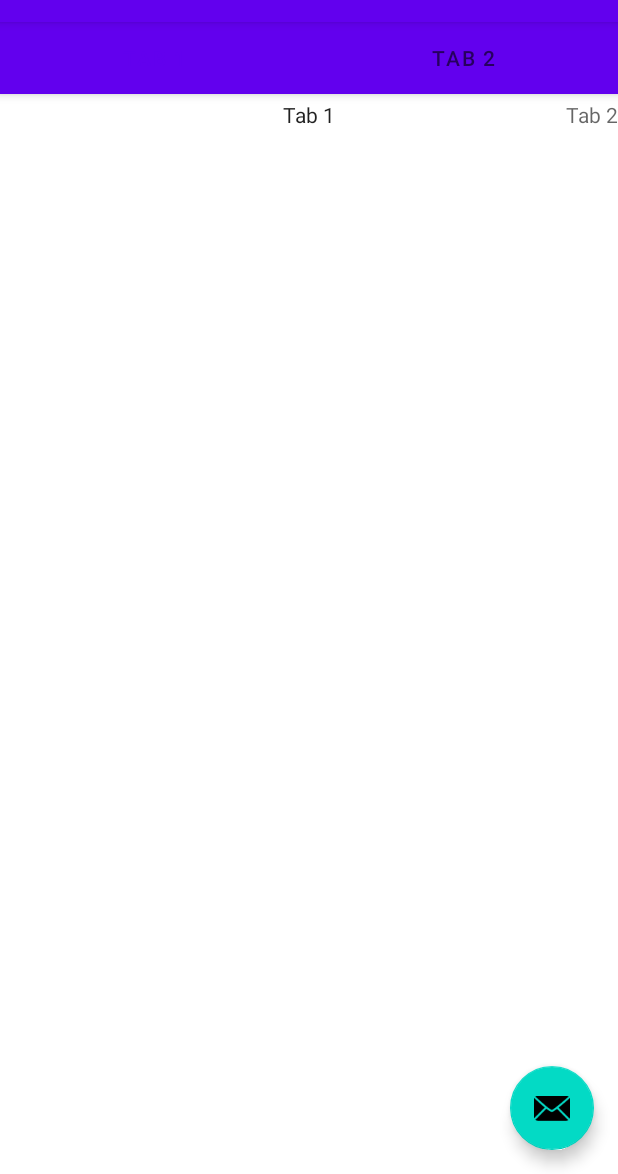
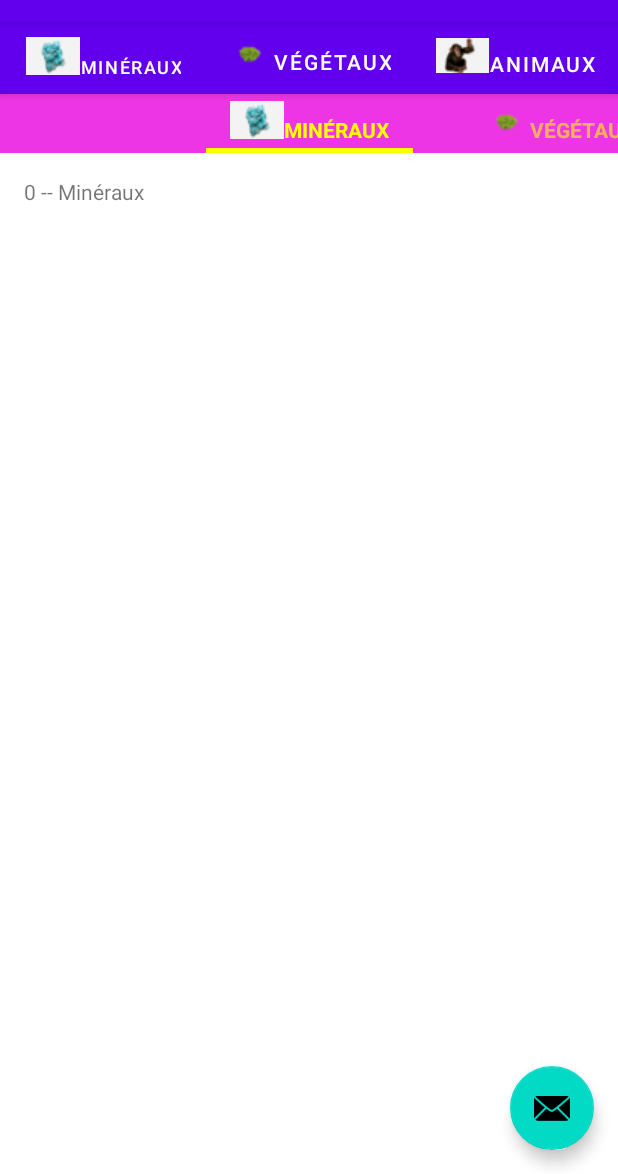
Before and after one commit to Hosnytos/GestionOnglet, an Android app: the screen it shows after launch (MainActivity), on a phone screen of 412 x 824 dp, the part 62-1236 px from its top. Run offline under Robolectric (Android 15) with nearby library versions, the light colour scheme and no system bars.

Commit message:
TP4 before Exercice 1

```diff
--- a/app/src/main/java/com/example/gestiononglet/MainActivity.java
+++ b/app/src/main/java/com/example/gestiononglet/MainActivity.java
@@ -35,7 +35,7 @@ public class MainActivity extends AppCompatActivity {
         fab.setOnClickListener(new View.OnClickListener() {
             @Override
             public void onClick(View view) {
-                Snackbar.make(view, "Replace with your own action", Snackbar.LENGTH_LONG)
+                Snackbar.make(view, "Icône message cliqué", Snackbar.LENGTH_LONG)
                         .setAction("Action", null).show();
             }
         });
--- /dev/null
+++ b/app/src/main/java/com/example/gestiononglet/ui/main/NatureFragment.java
@@ -0,0 +1,59 @@
+package com.example.gestiononglet.ui.main;
+
+import android.os.Bundle;
+import android.view.LayoutInflater;
+import android.view.View;
+import android.view.ViewGroup;
+import android.widget.TextView;
+
+import androidx.fragment.app.Fragment;
+
+import com.example.gestiononglet.R;
+
+/**
+ * une instance de NatureFragment contient ici juste un label
+ */
+public class NatureFragment extends Fragment {
+    // Les champs utilisés par chaque Fragment
+    //Ils sont distincts pour chaque NatureFragment instancié
+    private String title;
+    private int page;
+    /**
+     * Pour la sauvegarde et la récupération des données
+     * dans un Bundle
+     */
+    private static final String ARG_SECTION_NUMBER = "numero_page";
+    private static final String ARG_SECTION_TITLE = "titre_page";
+
+    /**
+     * Retourne une nouvelle instance de ce fragment
+     * pour le numéro de section donné.
+     */
+    public static NatureFragment newInstance(int position, String title) {
+        NatureFragment fragment = new NatureFragment();
+        Bundle args = new Bundle();
+        args.putInt(ARG_SECTION_NUMBER, position);
+        args.putString(ARG_SECTION_TITLE, title);
+        fragment.setArguments(args);
+        return fragment;
+    }
+
+    // retrouver les valeurs des champs à partir du bundle
+    @Override
+    public void onCreate(Bundle savedInstanceState) {
+        super.onCreate(savedInstanceState);
+        page = getArguments().getInt(ARG_SECTION_NUMBER, 0);
+        title = getArguments().getString(ARG_SECTION_TITLE);
+    }
+
+
+    @Override
+    public View onCreateView(LayoutInflater inflater, ViewGroup container,
+                             Bundle savedInstanceState) {
+        View view = inflater.inflate(R.layout.fragment_main, container, false);
+        TextView tvLabel = (TextView) view.findViewById(R.id.section_label);
+        tvLabel.setText(page + " -- " + title);
+
+        return view;
+    }
+}
--- a/app/src/main/java/com/example/gestiononglet/ui/main/PageViewModel.java
+++ /dev/null
@@ -1,26 +0,0 @@
-package com.example.gestiononglet.ui.main;
-
-import androidx.arch.core.util.Function;
-import androidx.lifecycle.LiveData;
-import androidx.lifecycle.MutableLiveData;
-import androidx.lifecycle.Transformations;
-import androidx.lifecycle.ViewModel;
-
-public class PageViewModel extends ViewModel {
-
-    private MutableLiveData<Integer> mIndex = new MutableLiveData<>();
-    private LiveData<String> mText = Transformations.map(mIndex, new Function<Integer, String>() {
-        @Override
-        public String apply(Integer input) {
-            return "Hello world from section: " + input;
-        }
-    });
-
-    public void setIndex(int index) {
-        mIndex.setValue(index);
-    }
-
-    public LiveData<String> getText() {
-        return mText;
-    }
-}
--- a/app/src/main/java/com/example/gestiononglet/ui/main/PlaceholderFragment.java
+++ /dev/null
@@ -1,59 +0,0 @@
-package com.example.gestiononglet.ui.main;
-
-import android.os.Bundle;
-import android.view.LayoutInflater;
-import android.view.View;
-import android.view.ViewGroup;
-import android.widget.TextView;
-
-import androidx.annotation.Nullable;
-import androidx.annotation.NonNull;
-import androidx.fragment.app.Fragment;
-import androidx.lifecycle.Observer;
-import androidx.lifecycle.ViewModelProvider;
-
-import com.example.gestiononglet.R;
-
-/**
- * A placeholder fragment containing a simple view.
- */
-public class PlaceholderFragment extends Fragment {
-
-    private static final String ARG_SECTION_NUMBER = "section_number";
-
-    private PageViewModel pageViewModel;
-
-    public static PlaceholderFragment newInstance(int index) {
-        PlaceholderFragment fragment = new PlaceholderFragment();
-        Bundle bundle = new Bundle();
-        bundle.putInt(ARG_SECTION_NUMBER, index);
-        fragment.setArguments(bundle);
-        return fragment;
-    }
-
-    @Override
-    public void onCreate(Bundle savedInstanceState) {
-        super.onCreate(savedInstanceState);
-        pageViewModel = new ViewModelProvider(this).get(PageViewModel.class);
-        int index = 1;
-        if (getArguments() != null) {
-            index = getArguments().getInt(ARG_SECTION_NUMBER);
-        }
-        pageViewModel.setIndex(index);
-    }
-
-    @Override
-    public View onCreateView(
-            @NonNull LayoutInflater inflater, ViewGroup container,
-            Bundle savedInstanceState) {
-        View root = inflater.inflate(R.layout.fragment_main, container, false);
-        final TextView textView = root.findViewById(R.id.section_label);
-        pageViewModel.getText().observe(this, new Observer<String>() {
-            @Override
-            public void onChanged(@Nullable String s) {
-                textView.setText(s);
-            }
-        });
-        return root;
-    }
-}
--- a/app/src/main/java/com/example/gestiononglet/ui/main/SectionsPagerAdapter.java
+++ b/app/src/main/java/com/example/gestiononglet/ui/main/SectionsPagerAdapter.java
@@ -1,6 +1,10 @@
 package com.example.gestiononglet.ui.main;
 
 import android.content.Context;
+import android.graphics.drawable.Drawable;
+import android.text.Spannable;
+import android.text.SpannableString;
+import android.text.style.ImageSpan;
 
 import androidx.annotation.Nullable;
 import androidx.annotation.StringRes;
@@ -9,6 +13,8 @@ import androidx.fragment.app.FragmentManager;
 import androidx.fragment.app.FragmentPagerAdapter;
 
 import com.example.gestiononglet.R;
+
+import java.util.Locale;
 
 /**
  * A [FragmentPagerAdapter] that returns a fragment corresponding to
@@ -29,18 +35,51 @@ public class SectionsPagerAdapter extends FragmentPagerAdapter {
     public Fragment getItem(int position) {
         // getItem is called to instantiate the fragment for the given page.
         // Return a PlaceholderFragment (defined as a static inner class below).
-        return PlaceholderFragment.newInstance(position + 1);
+        switch (position) {
+            case 0:
+                return NatureFragment.newInstance(0, mContext.getString(R.string.titre_section0));
+            case 1:
+                return NatureFragment.newInstance(1, mContext.getString(R.string.titre_section1));
+            case 2:
+                return NatureFragment.newInstance(2, mContext.getString(R.string.titre_section2));
+        }
+        return null;
     }
 
     @Nullable
     @Override
     public CharSequence getPageTitle(int position) {
-        return mContext.getResources().getString(TAB_TITLES[position]);
+        Locale l = Locale.getDefault();
+        String titre="";
+        Drawable icone=null;
+        switch (position) {
+            case 0:
+                titre = mContext.getString(R.string.titre_section0).toUpperCase(l);
+                icone = mContext.getResources().getDrawable(R.drawable.mineral);
+                break;
+            case 1:
+                titre = mContext.getString(R.string.titre_section1).toUpperCase(l);
+                icone = mContext.getResources().getDrawable(R.drawable.vegetal);
+                break;
+            case 2:
+                titre = mContext.getString(R.string.titre_section2).toUpperCase(l);
+                icone = mContext.getResources().getDrawable(R.drawable.animal);
+                break;
+        }
+        SpannableString sb = new SpannableString(" " + titre);
+// un espace est ajouté pour séparer le texte de l'image
+
+        icone.setBounds(0, 0, icone.getIntrinsicWidth(), icone.getIntrinsicHeight());
+        ImageSpan span = new ImageSpan(icone, ImageSpan.ALIGN_BASELINE);
+        sb.setSpan(span, 0, 1, Spannable.SPAN_EXCLUSIVE_EXCLUSIVE);
+
+        return sb;
+
     }
 
     @Override
     public int getCount() {
-        // Show 2 total pages.
-        return 2;
+        // Show 3 total pages.
+        return 3;
     }
 }
--- a/app/src/main/res/layout/activity_main.xml
+++ b/app/src/main/res/layout/activity_main.xml
@@ -20,31 +20,34 @@
             android:theme="@style/ThemeOverlay.AppCompat.ActionBar"
             app:popupTheme="@style/ThemeOverlay.AppCompat.Light"/>
 
+
         <com.google.android.material.tabs.TabLayout
             android:id="@+id/tabs"
             android:layout_width="match_parent"
             android:layout_height="wrap_content"
-            android:background="?attr/colorPrimary" />
+            android:background="?attr/colorPrimary"
+            app:tabTextColor="@color/white"/>
     </com.google.android.material.appbar.AppBarLayout>
 
     <androidx.viewpager.widget.ViewPager
-        xmlns:android="http://schemas.android.com/apk/res/android"
-        xmlns:tools="http://schemas.android.com/tools"
         android:id="@+id/view_pager"
         android:layout_width="match_parent"
         android:layout_height="match_parent"
-        app:layout_behavior="@string/appbar_scrolling_view_behavior"
-        tools:context=".MainActivity" >
+        app:layout_behavior="@string/appbar_scrolling_view_behavior">
 
-        <androidx.viewpager.widget.PagerTitleStrip
+        <androidx.viewpager.widget.PagerTabStrip
             android:id="@+id/pager_header"
             android:layout_width="wrap_content"
             android:layout_height="wrap_content"
             android:layout_gravity="top"
             android:paddingBottom="4dp"
-            android:paddingTop="4dp" />
+            android:paddingTop="4dp"
+            android:background="#ee35e5"
+            android:textAppearance="@style/PagerTabStripText"/>
 
     </androidx.viewpager.widget.ViewPager>
+
+
 
     <com.google.android.material.floatingactionbutton.FloatingActionButton
         android:id="@+id/fab"
--- a/app/src/main/res/values/strings.xml
+++ b/app/src/main/res/values/strings.xml
@@ -3,4 +3,7 @@
     <string name="tab_text_1">Tab 1</string>
     <string name="tab_text_2">Tab 2</string>
     <string name="action_settings">actionSettings</string>
+    <string name="titre_section0">Minéraux</string>
+    <string name="titre_section1">Végétaux</string>
+    <string name="titre_section2">Animaux</string>
 </resources>
--- /dev/null
+++ b/app/src/main/res/values/styles.xml
@@ -0,0 +1,8 @@
+<?xml version="1.0" encoding="utf-8"?>
+<resources>
+    <style name="PagerTabStripText">
+        <item name="android:textSize">14sp</item>
+        <item name="android:textStyle">bold</item>
+        <item name="android:textColor">#ffff00</item>
+    </style>
+</resources>
```
Also changed, not shown: app/src/main/IconeAppli-playstore.png (added), app/src/main/icone-playstore.png (added), app/src/main/res/drawable-mdpi/animal.png (added), app/src/main/res/drawable-mdpi/mineral.png (added), app/src/main/res/drawable-mdpi/vegetal.png (added).
